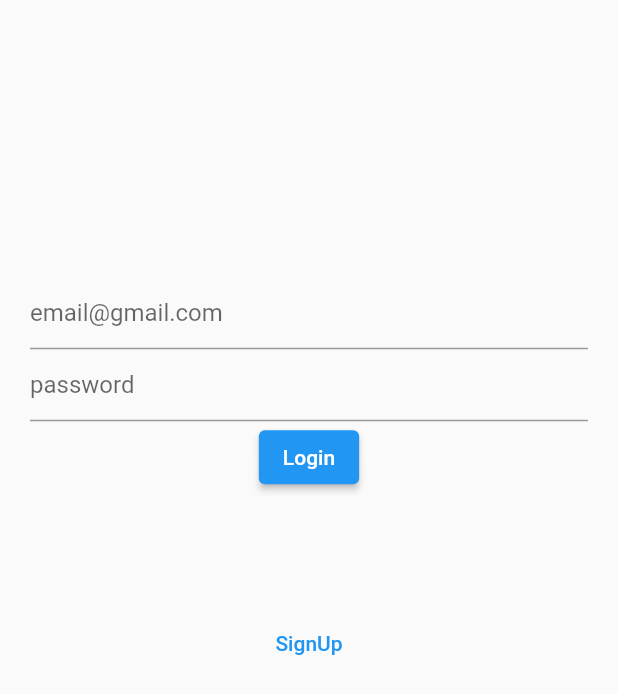
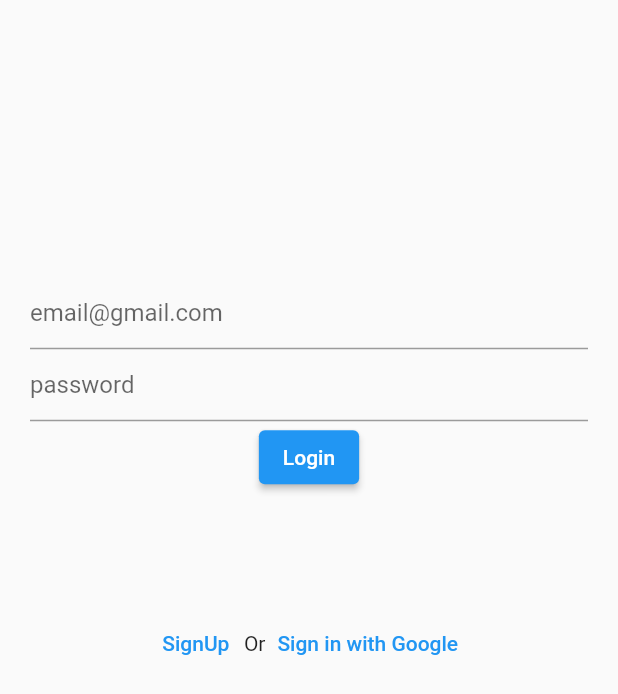
Before and after one commit to DiftaFitrahul/auth_crud_using_riverpod, a Flutter app: the screen it shows after launch, on a phone screen of 412 x 824 dp. Shown: the top 694 px of the screen. Run offline on Flutter 3.47's test engine with Material 2 defaults, Android fonts, the phone set to English and light mode, and no system bars; our stand-ins replace email_validator, equatable, firebase_auth, firebase_core, flutter_riverpod, google_sign_in; accounts and stored records are empty.

Commit message:
feat: finish google sign in

```diff
--- a/lib/main.dart
+++ b/lib/main.dart
@@ -3,7 +3,7 @@ import 'package:flutter/material.dart';
 import 'package:flutter_riverpod/flutter_riverpod.dart';
 import 'package:learn_firebase_riverpod/firebase_options.dart';
 import 'package:learn_firebase_riverpod/page/auth_checker.dart';
-import 'package:learn_firebase_riverpod/page/login_page.dart';
+
 
 void main() async {
   WidgetsFlutterBinding.ensureInitialized();
--- a/lib/page/home_page.dart
+++ b/lib/page/home_page.dart
@@ -1,6 +1,4 @@
 import 'package:flutter/material.dart';
-import 'package:flutter/src/widgets/framework.dart';
-import 'package:flutter/src/widgets/placeholder.dart';
 import 'package:flutter_riverpod/flutter_riverpod.dart';
 import 'package:learn_firebase_riverpod/providers/auth_provider.dart';
 
--- a/lib/page/login_page.dart
+++ b/lib/page/login_page.dart
@@ -1,9 +1,9 @@
 import 'package:email_validator/email_validator.dart';
 import 'package:flutter/material.dart';
-import 'package:flutter/src/widgets/framework.dart';
-import 'package:flutter/src/widgets/placeholder.dart';
 import 'package:flutter_riverpod/flutter_riverpod.dart';
+import 'package:learn_firebase_riverpod/providers/auth_provider.dart';
 import 'package:learn_firebase_riverpod/providers/auth_type_providers.dart';
+import 'package:learn_firebase_riverpod/vm/google_signin_provider.dart';
 import 'package:learn_firebase_riverpod/vm/signin_controller.dart';
 import 'package:learn_firebase_riverpod/vm/signin_state.dart';
 import 'package:learn_firebase_riverpod/vm/signup_state.dart';
@@ -55,6 +55,16 @@ class _LoginPageState extends ConsumerState<LoginPage> {
                     ..showSnackBar(SnackBar(content: Text(next.error)))
                 }
             }));
+    ref.listen<SignupState>(
+        signupControllerProvider,
+        ((previous, next) => {
+              if (next is SignupStateError)
+                {
+                  ScaffoldMessenger.of(context)
+                    ..removeCurrentSnackBar()
+                    ..showSnackBar(SnackBar(content: Text(next.error)))
+                }
+            }));
     return Scaffold(
       body: SingleChildScrollView(
         child: Center(
@@ -99,15 +109,32 @@ class _LoginPageState extends ConsumerState<LoginPage> {
                     buttonToEnter(authType, isLoadingSignin, isLoadingSignup),
                     SizedBox(
                         height: 200,
-                        child: TextButton(
+                        child: Row(
+                          mainAxisAlignment: MainAxisAlignment.center,
+                          children: [
+                            TextButton(
                               onPressed: () {
                                 (authType == Type.signIn)
-                                ? ref.read(authTypeProvider.notifier).signUp()
-                                : ref.read(authTypeProvider.notifier).signIn();
+                                    ? ref
+                                        .read(authTypeProvider.notifier)
+                                        .signUp()
+                                    : ref
+                                        .read(authTypeProvider.notifier)
+                                        .signIn();
                               },
                               child: (authType == Type.signIn)
                                   ? const Text("SignUp")
                                   : const Text("SignIn"),
+                            ),
+                            const Text('Or'),
+                            TextButton(
+                                onPressed: () {
+                                  ref
+                                      .read(googleSignInProvider.notifier)
+                                      .signInGoogle();
+                                },
+                                child: const Text("Sign in with Google"))
+                          ],
                         ))
                   ],
                 ),
--- a/lib/providers/auth_type_providers.dart
+++ b/lib/providers/auth_type_providers.dart
@@ -3,7 +3,6 @@ import 'package:flutter_riverpod/flutter_riverpod.dart';
 enum Type {
   signIn,
   signUp,
-  googleSignIn,
 }
 
 class AuthenticationType extends StateNotifier<Type> {
@@ -16,10 +15,6 @@ class AuthenticationType extends StateNotifier<Type> {
   void signUp() {
     state = Type.signUp;
   }
-
-  void googleSignIn() {
-    state = Type.googleSignIn;
-  }
 }
 
 final authTypeProvider = StateNotifierProvider<AuthenticationType, Type>(
```
Also changed, not shown: lib/services/auth_services.dart (+16 -1 lines), lib/vm/google_signin_provider.dart (added, +20 -0 lines), lib/providers/auth_provider.dart (line endings or trailing spaces), 1 other file. Lines whose indentation alone changed are shown as unchanged.
